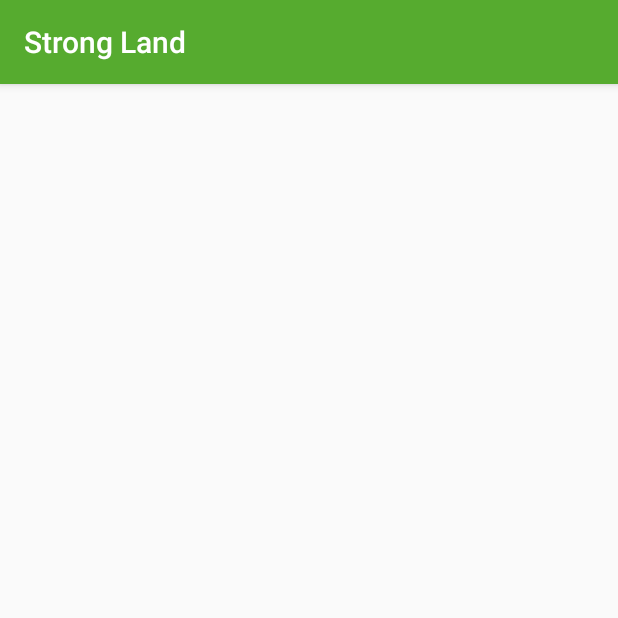
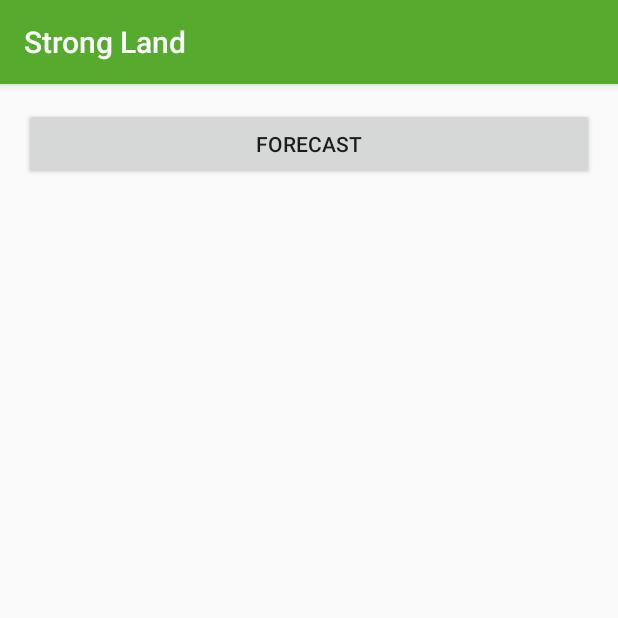
Before and after one commit to GeraldoAligoey/StrongLand, an Android app: the screen it shows after launch (MainActivity), on a phone screen of 412 x 824 dp, the top half of it. Run offline under Robolectric (Android 15) with nearby library versions, the phone set to English and light mode, and no system bars.

Commit message:
added temp button to go to forecast activity

```diff
--- a/app/build.gradle
+++ b/app/build.gradle
@@ -26,5 +26,6 @@ dependencies {
     })
     compile 'com.android.support:appcompat-v7:25.3.1'
     compile 'com.android.support.constraint:constraint-layout:1.0.2'
+    compile 'com.jjoe64:graphview:4.2.1'
     testCompile 'junit:junit:4.12'
 }
--- a/app/src/main/java/me/eljae/strongland/MainActivity.java
+++ b/app/src/main/java/me/eljae/strongland/MainActivity.java
@@ -1,12 +1,15 @@
 package me.eljae.strongland;
 
+import android.content.Intent;
 import android.support.v7.app.AppCompatActivity;
 import android.os.Bundle;
+import android.view.View;
+import android.widget.Button;
 import android.widget.TabHost;
 
-public class MainActivity extends AppCompatActivity
+public class MainActivity extends AppCompatActivity implements View.OnClickListener
 {
-
+    private static Button btn_forecast;
     @Override
     protected void onCreate(Bundle savedInstanceState)
     {
@@ -25,7 +28,7 @@ public class MainActivity extends AppCompatActivity
         // Information tab
         spec = tabHost.newTabSpec("Information");
         spec.setContent(R.id.infoTab);
-        spec.setIndicator("Information");
+        spec.setIndicator("Info");
         tabHost.addTab(spec);
 
         // News tab
@@ -39,5 +42,15 @@ public class MainActivity extends AppCompatActivity
         spec.setContent(R.id.forecastTab);
         spec.setIndicator("Forecast");
         tabHost.addTab(spec);
+
+        btn_forecast = (Button)findViewById(R.id.btn_forecast);
+        btn_forecast.setOnClickListener(this);
+    }
+
+    public void onClick(View view){
+        if(view.equals(btn_forecast)){
+            Intent i = new Intent(getApplicationContext(), Forecast.class);
+            startActivity(i);
+        }
     }
 }
--- a/app/src/main/res/layout/activity_main.xml
+++ b/app/src/main/res/layout/activity_main.xml
@@ -8,26 +8,30 @@
 
     <android.support.constraint.ConstraintLayout
         android:id="@+id/mainLayout"
-        android:layout_width="368dp"
-        android:layout_height="495dp"
+        android:layout_width="0dp"
+        android:layout_height="0dp"
+        android:layout_marginBottom="8dp"
+        android:layout_marginEnd="8dp"
+        android:layout_marginLeft="8dp"
+        android:layout_marginRight="8dp"
+        android:layout_marginStart="8dp"
+        android:layout_marginTop="8dp"
+        app:layout_constraintBottom_toBottomOf="parent"
+        app:layout_constraintHorizontal_bias="0.0"
+        app:layout_constraintLeft_toLeftOf="parent"
+        app:layout_constraintRight_toRightOf="parent"
         app:layout_constraintTop_toTopOf="parent"
-        android:layout_marginTop="8dp"
-        android:layout_marginLeft="8dp"
-        app:layout_constraintLeft_toLeftOf="parent"
-        app:layout_constraintBottom_toBottomOf="parent"
-        android:layout_marginBottom="8dp"
-        android:layout_marginRight="8dp"
-        app:layout_constraintRight_toRightOf="parent"
-        app:layout_constraintHorizontal_bias="0.0"
         app:layout_constraintVertical_bias="0.0">
 
         <TabHost
             android:id="@+id/tabHost"
-            android:layout_width="match_parent"
-            android:layout_height="match_parent"
+            android:layout_width="0dp"
+            android:layout_height="0dp"
             android:layout_marginBottom="8dp"
+            android:layout_marginEnd="8dp"
             android:layout_marginLeft="8dp"
             android:layout_marginRight="8dp"
+            android:layout_marginStart="8dp"
             android:layout_marginTop="8dp"
             app:layout_constraintBottom_toBottomOf="parent"
             app:layout_constraintLeft_toLeftOf="parent"
@@ -56,6 +60,11 @@
                         android:layout_height="match_parent"
                         android:orientation="vertical">
 
+                        <Button
+                            android:id="@+id/btn_forecast"
+                            android:layout_width="match_parent"
+                            android:layout_height="wrap_content"
+                            android:text="FORECAST" />
                     </LinearLayout>
 
                     <LinearLayout
--- a/app/src/main/res/layout/activity_news.xml
+++ b/app/src/main/res/layout/activity_news.xml
@@ -4,6 +4,8 @@
     xmlns:tools="http://schemas.android.com/tools"
     android:layout_width="match_parent"
     android:layout_height="match_parent"
-    tools:context="me.eljae.strongland.News">
+    tools:context="me.eljae.strongland.News"
+    tools:layout_editor_absoluteY="81dp"
+    tools:layout_editor_absoluteX="0dp">
 
 </android.support.constraint.ConstraintLayout>
```
Also changed, not shown: app/src/main/java/me/eljae/strongland/Forecast.java (+10 -0 lines), app/src/main/res/layout/activity_forecast.xml (+17 -0 lines), app/src/main/res/values/forecast_countries.xml (added, +10 -0 lines).
